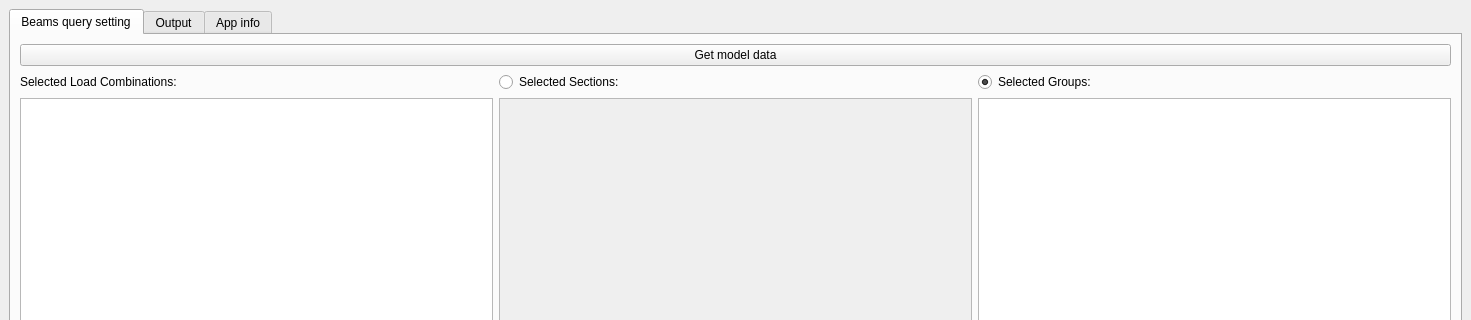
Above: scr/mainwindow.ui from lukaszlaba/etabsplus before the change; both pictures show x 0 to 1471 and y 0 to 320 of the 1471 by 794 pixel window. Below: the same form after it.
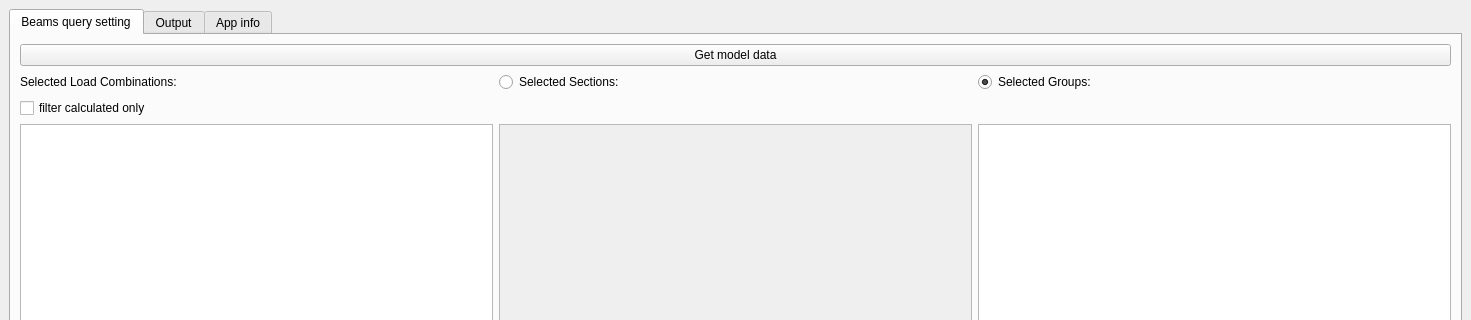
That is the form after the change.

Diff of the .ui file:
```diff
--- a/scr/mainwindow.ui
+++ b/scr/mainwindow.ui
@@ -31,37 +31,20 @@
         <string>Beams query setting</string>
        </attribute>
        <layout class="QGridLayout" name="gridLayout">
-        <item row="2" column="0">
+        <item row="3" column="0">
          <widget class="QListWidget" name="listWidget_LC">
           <property name="selectionMode">
            <enum>QAbstractItemView::ExtendedSelection</enum>
           </property>
          </widget>
         </item>
-        <item row="2" column="1">
-         <widget class="QListWidget" name="listWidget_Section">
-          <property name="enabled">
-           <bool>false</bool>
-          </property>
-          <property name="selectionMode">
-           <enum>QAbstractItemView::ExtendedSelection</enum>
-          </property>
-         </widget>
-        </item>
-        <item row="2" column="2">
-         <widget class="QListWidget" name="listWidget_Groups">
-          <property name="enabled">
-           <bool>true</bool>
-          </property>
-          <property name="selectionMode">
-           <enum>QAbstractItemView::ExtendedSelection</enum>
-          </property>
-         </widget>
-        </item>
-        <item row="3" column="2">
-         <widget class="QRadioButton" name="radioButton_SelecteInEtabs">
+        <item row="1" column="1">
+         <widget class="QRadioButton" name="radioButton_SelectedSection">
           <property name="text">
-           <string>Members Currently Selected in Etabs</string>
+           <string>Selected Sections:</string>
+          </property>
+          <property name="checked">
+           <bool>false</bool>
           </property>
          </widget>
         </item>
@@ -72,6 +55,16 @@
           </property>
          </widget>
         </item>
+        <item row="3" column="1">
+         <widget class="QListWidget" name="listWidget_Section">
+          <property name="enabled">
+           <bool>false</bool>
+          </property>
+          <property name="selectionMode">
+           <enum>QAbstractItemView::ExtendedSelection</enum>
+          </property>
+         </widget>
+        </item>
         <item row="1" column="2">
          <widget class="QRadioButton" name="radioButton_SelectedGroup">
           <property name="text">
@@ -89,13 +82,27 @@
           </property>
          </widget>
         </item>
-        <item row="1" column="1">
-         <widget class="QRadioButton" name="radioButton_SelectedSection">
+        <item row="4" column="2">
+         <widget class="QRadioButton" name="radioButton_SelecteInEtabs">
           <property name="text">
-           <string>Selected Sections:</string>
+           <string>Members Currently Selected in Etabs</string>
           </property>
-          <property name="checked">
-           <bool>false</bool>
+         </widget>
+        </item>
+        <item row="3" column="2">
+         <widget class="QListWidget" name="listWidget_Groups">
+          <property name="enabled">
+           <bool>true</bool>
+          </property>
+          <property name="selectionMode">
+           <enum>QAbstractItemView::ExtendedSelection</enum>
+          </property>
+         </widget>
+        </item>
+        <item row="2" column="0">
+         <widget class="QCheckBox" name="checkBox_calulated_lc_only">
+          <property name="text">
+           <string>filter calculated only</string>
           </property>
          </widget>
         </item>
```
